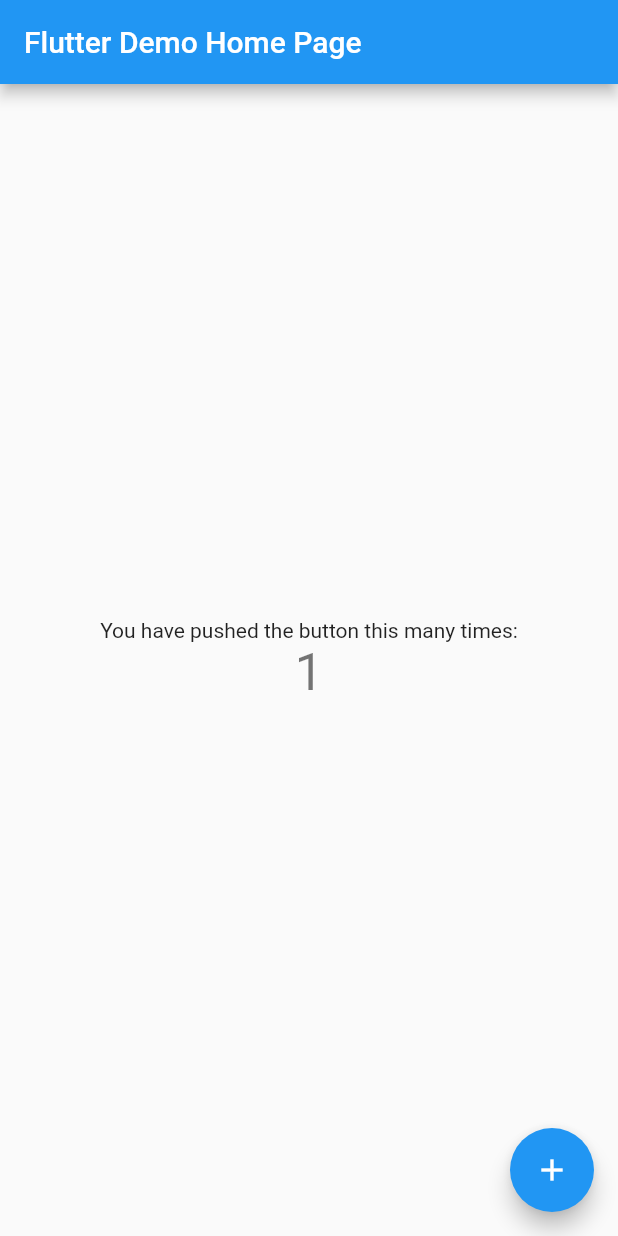
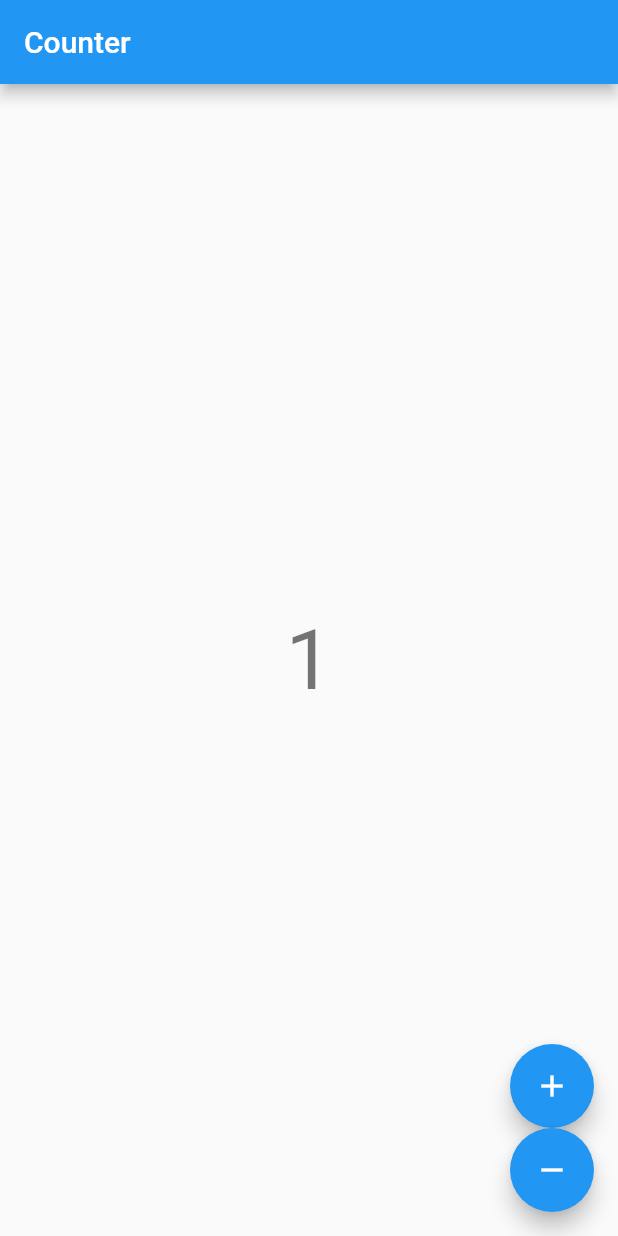
Before and after one commit to Kimsangwon0509/bloc_practice_counter, a Flutter app: the screen it shows after launch, after a tap on the "add" icon, on a phone screen of 412 x 824 dp. Run offline on Flutter 3.47's test engine with Material 2 defaults, Android fonts, the phone set to English and light mode, and no system bars; our stand-ins replace bloc, flutter_bloc.

Commit message:
완성: :tada: bloc 을 이용한 기본 앱인 counter app 완성

```diff
--- a/lib/app.dart
+++ b/lib/app.dart
@@ -0,0 +1,6 @@
+import 'package:bloc_practice_counter/counter/view/counter_page.dart';
+import 'package:flutter/material.dart';
+
+class CounterApp extends MaterialApp {
+  const CounterApp({super.key}) : super(home: const CounterPage());
+}
--- a/lib/counter/counter.dart
+++ b/lib/counter/counter.dart
@@ -0,0 +1,2 @@
+export 'cubit/counter_cubit.dart';
+export 'view/counter_view.dart';
--- a/lib/counter/cubit/counter_cubit.dart
+++ b/lib/counter/cubit/counter_cubit.dart
@@ -0,0 +1,9 @@
+import 'package:bloc/bloc.dart';
+
+class CounterCubit extends Cubit<int> {
+  CounterCubit() : super(0);
+
+  void increment() => emit(state + 1);
+
+  void decrement() => emit(state - 1);
+}
--- a/lib/counter/view/counter_page.dart
+++ b/lib/counter/view/counter_page.dart
@@ -0,0 +1,16 @@
+import 'package:bloc_practice_counter/counter/cubit/counter_cubit.dart';
+import 'package:bloc_practice_counter/counter/view/counter_view.dart';
+import 'package:flutter/material.dart';
+import 'package:flutter_bloc/flutter_bloc.dart';
+
+class CounterPage extends StatelessWidget {
+  const CounterPage({Key? key}) : super(key: key);
+
+  @override
+  Widget build(BuildContext context) {
+    return BlocProvider(
+      create: (_) => CounterCubit(),
+      child: const CounterView(),
+    );
+  }
+}
--- a/lib/counter/view/counter_view.dart
+++ b/lib/counter/view/counter_view.dart
@@ -0,0 +1,43 @@
+import 'package:bloc_practice_counter/counter/cubit/counter_cubit.dart';
+import 'package:flutter/material.dart';
+import 'package:flutter_bloc/flutter_bloc.dart';
+
+class CounterView extends StatelessWidget {
+  const CounterView({Key? key}) : super(key: key);
+
+  @override
+  Widget build(BuildContext context) {
+    final textTheme = Theme.of(context).textTheme;
+    return Scaffold(
+      appBar: AppBar(
+        title: const Text('Counter'),
+      ),
+      body: Center(
+        child: BlocBuilder<CounterCubit, int>(
+          builder: (context, state) {
+            return Text(
+              '$state',
+              style: textTheme.headline2,
+            );
+          },
+        ),
+      ),
+      floatingActionButton: Column(
+        mainAxisAlignment: MainAxisAlignment.end,
+        crossAxisAlignment: CrossAxisAlignment.end,
+        children: [
+          FloatingActionButton(
+            key: Key('key1'),
+            child: Icon(Icons.add),
+            onPressed: () => context.read<CounterCubit>().increment(),
+          ),
+          FloatingActionButton(
+            key: Key('key2'),
+            child: Icon(Icons.remove),
+            onPressed: () => context.read<CounterCubit>().decrement(),
+          )
+        ],
+      ),
+    );
+  }
+}
--- a/lib/counter_observer.dart
+++ b/lib/counter_observer.dart
@@ -0,0 +1,11 @@
+import 'package:bloc/bloc.dart';
+
+//애플리케이션의 모든 상태 변경을 관찰 하는데 도움이 되는 생성 방법.
+class CounterObserver extends BlocObserver {
+  @override
+  void onChange(BlocBase<dynamic> bloc, Change<dynamic> change) {
+    super.onChange(bloc, change);
+
+    print('${bloc.runtimeType} $change');
+  }
+}
--- a/lib/main.dart
+++ b/lib/main.dart
@@ -1,67 +1,9 @@
-import 'package:flutter/material.dart';
+import 'package:bloc/bloc.dart';
+import 'package:bloc_practice_counter/app.dart';
+import 'package:bloc_practice_counter/counter_observer.dart';
+import 'package:flutter/cupertino.dart';
 
 void main() {
-  runApp(const MyApp());
+  Bloc.observer = CounterObserver();
+  runApp(const CounterApp());
 }
-
-class MyApp extends StatelessWidget {
-  const MyApp({super.key});
-
-  // This widget is the root of your application.
-  @override
-  Widget build(BuildContext context) {
-    return MaterialApp(
-      title: 'Flutter Demo',
-      theme: ThemeData(
-        primarySwatch: Colors.blue,
-      ),
-      home: const MyHomePage(title: 'Flutter Demo Home Page'),
-    );
-  }
-}
-
-class MyHomePage extends StatefulWidget {
-  const MyHomePage({super.key, required this.title});
-  final String title;
-
-  @override
-  State<MyHomePage> createState() => _MyHomePageState();
-}
-
-class _MyHomePageState extends State<MyHomePage> {
-  int _counter = 0;
-
-  void _incrementCounter() {
-    setState(() {
-      _counter++;
-    });
-  }
-
-  @override
-  Widget build(BuildContext context) {
-    return Scaffold(
-      appBar: AppBar(
-        title: Text(widget.title),
-      ),
-      body: Center(
-        child: Column(
-          mainAxisAlignment: MainAxisAlignment.center,
-          children: <Widget>[
-            const Text(
-              'You have pushed the button this many times:',
-            ),
-            Text(
-              '$_counter',
-              style: Theme.of(context).textTheme.headline4,
-            ),
-          ],
-        ),
-      ),
-      floatingActionButton: FloatingActionButton(
-        onPressed: _incrementCounter,
-        tooltip: 'Increment',
-        child: const Icon(Icons.add),
-      ), // This trailing comma makes auto-formatting nicer for build methods.
-    );
-  }
-}
```
